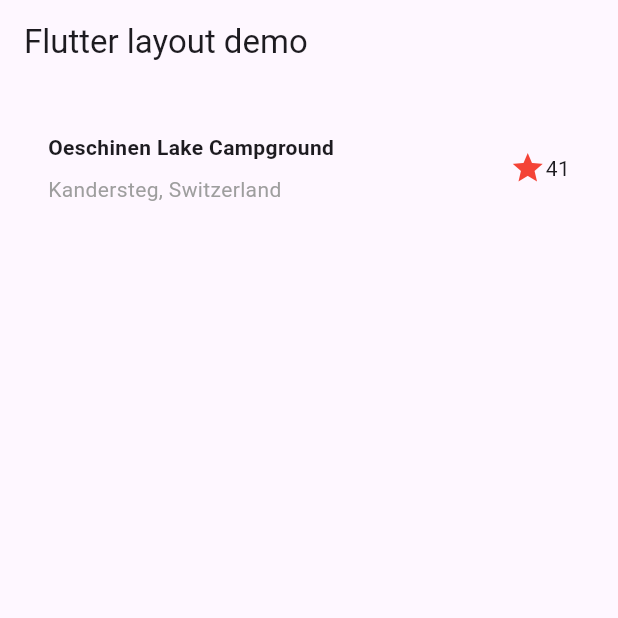
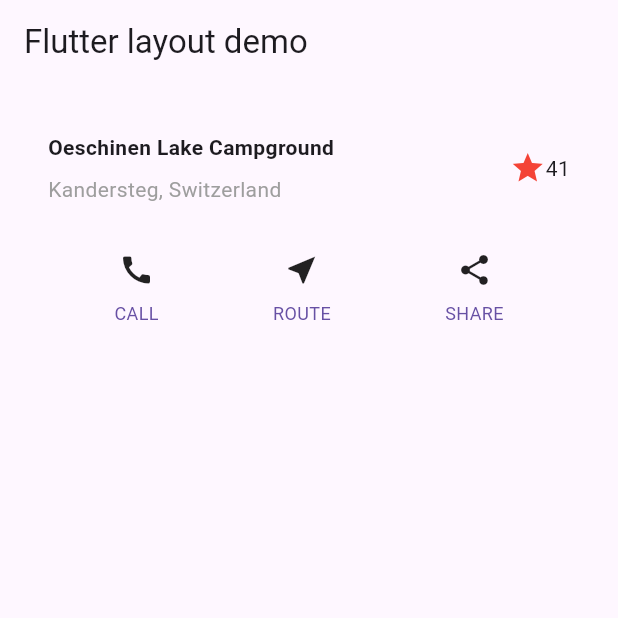
Before and after one commit to fanta1ty/flutter_layout_tutorial, a Flutter app: the screen it shows after launch, on a phone screen of 412 x 824 dp, the top half of it. Run offline on Flutter 3.47's test engine with Material 3 defaults, Android fonts, the phone set to English and light mode, and no system bars.

```diff
--- a/lib/main.dart
+++ b/lib/main.dart
@@ -22,6 +22,7 @@ class MyApp extends StatelessWidget {
                   name: 'Oeschinen Lake Campground',
                   location: 'Kandersteg, Switzerland',
                 ),
+                ButtonSection(),
               ],
             ),
           )),
@@ -88,10 +89,27 @@ class ButtonSection extends StatelessWidget {
   Widget build(BuildContext context) {
     final Color color = Theme.of(context).primaryColor;
 
-    return ButtonWithText(
-      color: color,
-      icon: Icons.abc,
-      label: "Test",
+    return SizedBox(
+      child: Row(
+        mainAxisAlignment: MainAxisAlignment.spaceEvenly,
+        children: [
+          ButtonWithText(
+            color: color,
+            icon: Icons.call,
+            label: 'CALL',
+          ),
+          ButtonWithText(
+            color: color,
+            icon: Icons.near_me,
+            label: 'ROUTE',
+          ),
+          ButtonWithText(
+            color: color,
+            icon: Icons.share,
+            label: 'SHARE',
+          ),
+        ],
+      ),
     );
   }
 }
```
